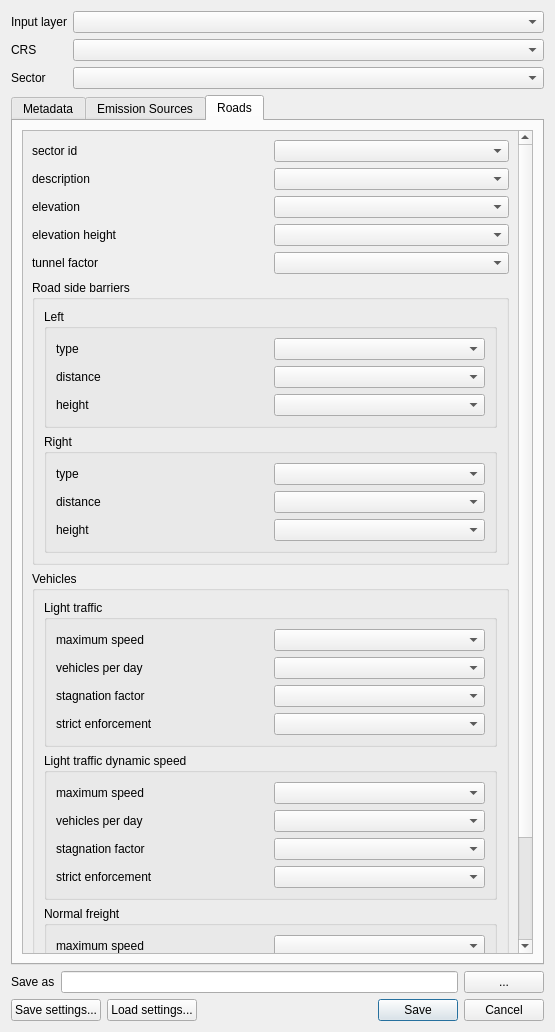
Before: the Qt Designer form ImaerPlugin/generate_calc_input_dlg.ui in opengeogroep/AERIUS-QGIS-plugins, drawn with Qt 5.
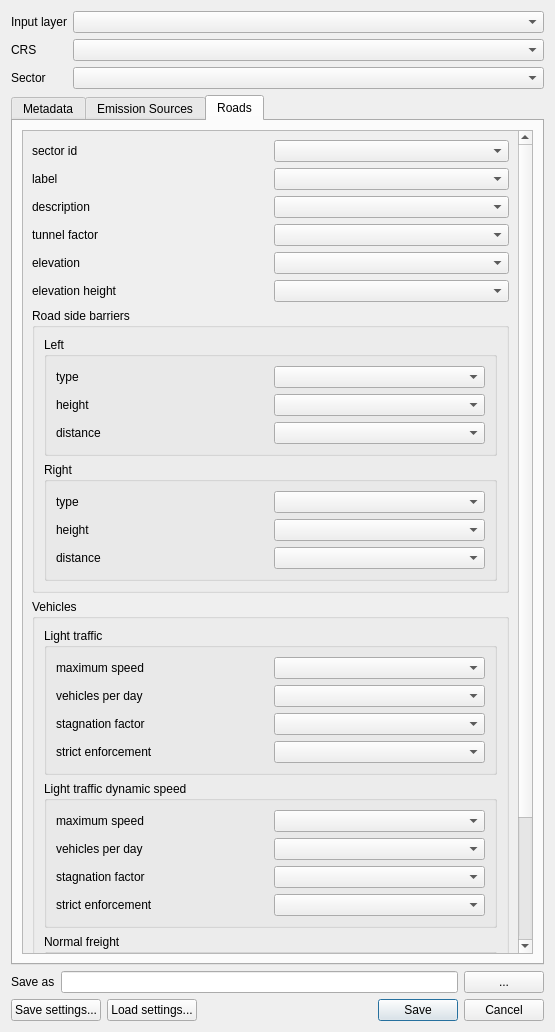
After: the same form once the commit is applied. The open tabs and pages were chosen to show the change. Custom widgets are drawn as their Qt base class.

Commit message: Calc input Roads (WIP)

Patch:
```diff
--- a/ImaerPlugin/generate_calc_input_dlg.ui
+++ b/ImaerPlugin/generate_calc_input_dlg.ui
@@ -402,11 +402,37 @@
                 <x>0</x>
                 <y>0</y>
                 <width>495</width>
-                <height>1039</height>
+                <height>1070</height>
                </rect>
               </property>
               <layout class="QGridLayout" name="gridLayout">
-               <item row="6" column="0" colspan="2">
+               <item row="1" column="1">
+                <widget class="QgsFieldComboBox" name="fcb_rd_label"/>
+               </item>
+               <item row="5" column="0">
+                <widget class="QLabel" name="label_rd_elevation_height">
+                 <property name="text">
+                  <string>elevation height</string>
+                 </property>
+                </widget>
+               </item>
+               <item row="9" column="0">
+                <spacer name="verticalSpacer_3">
+                 <property name="orientation">
+                  <enum>Qt::Vertical</enum>
+                 </property>
+                 <property name="sizeHint" stdset="0">
+                  <size>
+                   <width>20</width>
+                   <height>40</height>
+                  </size>
+                 </property>
+                </spacer>
+               </item>
+               <item row="5" column="1">
+                <widget class="QgsFieldComboBox" name="fcb_rd_elevation_height"/>
+               </item>
+               <item row="8" column="0" colspan="2">
                 <widget class="QGroupBox" name="groupBox_rd_vehicles">
                  <property name="title">
                   <string>Vehicles</string>
@@ -562,38 +588,24 @@
                  </layout>
                 </widget>
                </item>
-               <item row="1" column="0">
+               <item row="2" column="0">
                 <widget class="QLabel" name="label_rd_description">
                  <property name="text">
                   <string>description</string>
                  </property>
                 </widget>
                </item>
-               <item row="3" column="0">
-                <widget class="QLabel" name="label_rd_elevation_height">
-                 <property name="text">
-                  <string>elevation height</string>
-                 </property>
-                </widget>
-               </item>
                <item row="4" column="0">
-                <widget class="QLabel" name="label_rd_tunnel_factor">
-                 <property name="text">
-                  <string>tunnel factor</string>
-                 </property>
-                </widget>
-               </item>
-               <item row="4" column="1">
-                <widget class="QgsFieldComboBox" name="fcb_rd_tunnel_factor"/>
-               </item>
-               <item row="2" column="0">
                 <widget class="QLabel" name="label_rd_elevation">
                  <property name="text">
                   <string>elevation</string>
                  </property>
                 </widget>
                </item>
-               <item row="5" column="0" colspan="2">
+               <item row="0" column="1">
+                <widget class="QgsFieldComboBox" name="fcb_rd_sector_id"/>
+               </item>
+               <item row="7" column="0" colspan="2">
                 <widget class="QGroupBox" name="groupBox_rd_barriers">
                  <property name="title">
                   <string>Road side barriers</string>
@@ -615,16 +627,6 @@
                      <item row="0" column="1">
                       <widget class="QgsFieldComboBox" name="fcb_rd_b_left_type"/>
                      </item>
-                     <item row="1" column="0">
-                      <widget class="QLabel" name="label_rd_b_left_distance">
-                       <property name="text">
-                        <string>distance</string>
-                       </property>
-                      </widget>
-                     </item>
-                     <item row="1" column="1">
-                      <widget class="QgsFieldComboBox" name="fcb_rd_b_left_distance"/>
-                     </item>
                      <item row="2" column="0">
                       <widget class="QLabel" name="label_rd_b_left_height">
                        <property name="text">
@@ -635,6 +637,16 @@
                      <item row="2" column="1">
                       <widget class="QgsFieldComboBox" name="fcb_rd_b_left_height"/>
                      </item>
+                     <item row="3" column="0">
+                      <widget class="QLabel" name="label_rd_b_left_distance">
+                       <property name="text">
+                        <string>distance</string>
+                       </property>
+                      </widget>
+                     </item>
+                     <item row="3" column="1">
+                      <widget class="QgsFieldComboBox" name="fcb_rd_b_left_distance"/>
+                     </item>
                     </layout>
                    </widget>
                   </item>
@@ -644,13 +656,6 @@
                      <string>Right</string>
                     </property>
                     <layout class="QGridLayout" name="gridLayout_8">
-                     <item row="1" column="0">
-                      <widget class="QLabel" name="label_rd_b_right_distance">
-                       <property name="text">
-                        <string>distance</string>
-                       </property>
-                      </widget>
-                     </item>
                      <item row="0" column="0">
                       <widget class="QLabel" name="label_rd_b_right_type">
                        <property name="text">
@@ -668,7 +673,14 @@
                        </property>
                       </widget>
                      </item>
-                     <item row="1" column="1">
+                     <item row="3" column="0">
+                      <widget class="QLabel" name="label_rd_b_right_distance">
+                       <property name="text">
+                        <string>distance</string>
+                       </property>
+                      </widget>
+                     </item>
+                     <item row="3" column="1">
                       <widget class="QgsFieldComboBox" name="fcb_rd_b_right_distance"/>
                      </item>
                      <item row="2" column="1">
@@ -680,37 +692,35 @@
                  </layout>
                 </widget>
                </item>
-               <item row="3" column="1">
-                <widget class="QgsFieldComboBox" name="fcb_rd_elevation_height"/>
-               </item>
-               <item row="1" column="1">
+               <item row="2" column="1">
                 <widget class="QgsFieldComboBox" name="fcb_rd_description"/>
                </item>
-               <item row="2" column="1">
+               <item row="0" column="0">
+                <widget class="QLabel" name="label_rd_sector_id">
+                 <property name="text">
+                  <string>sector id</string>
+                 </property>
+                </widget>
+               </item>
+               <item row="1" column="0">
+                <widget class="QLabel" name="label_rd_label">
+                 <property name="text">
+                  <string>label</string>
+                 </property>
+                </widget>
+               </item>
+               <item row="4" column="1">
                 <widget class="QgsFieldComboBox" name="fcb_rd_elevation"/>
                </item>
-               <item row="0" column="0">
-                <widget class="QLabel" name="label_rd_sector">
+               <item row="3" column="0">
+                <widget class="QLabel" name="label_rd_tunnel_factor">
                  <property name="text">
-                  <string>sector id</string>
+                  <string>tunnel factor</string>
                  </property>
                 </widget>
                </item>
-               <item row="0" column="1">
-                <widget class="QgsFieldComboBox" name="fcb_rd_sector"/>
-               </item>
-               <item row="7" column="0">
-                <spacer name="verticalSpacer_3">
-                 <property name="orientation">
-                  <enum>Qt::Vertical</enum>
-                 </property>
-                 <property name="sizeHint" stdset="0">
-                  <size>
-                   <width>20</width>
-                   <height>40</height>
-                  </size>
-                 </property>
-                </spacer>
+               <item row="3" column="1">
+                <widget class="QgsFieldComboBox" name="fcb_rd_tunnel_factor"/>
                </item>
               </layout>
              </widget>
```
Left out of the diff: 22 changed lines with no effect on the pictures. The commit also changes 4 other files.
